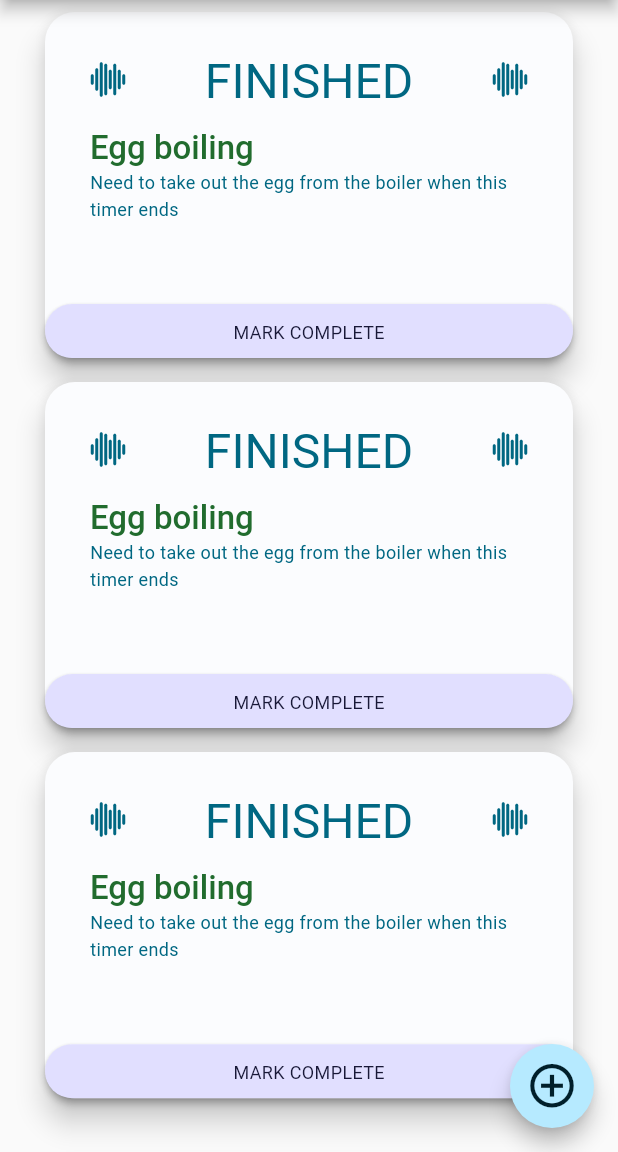
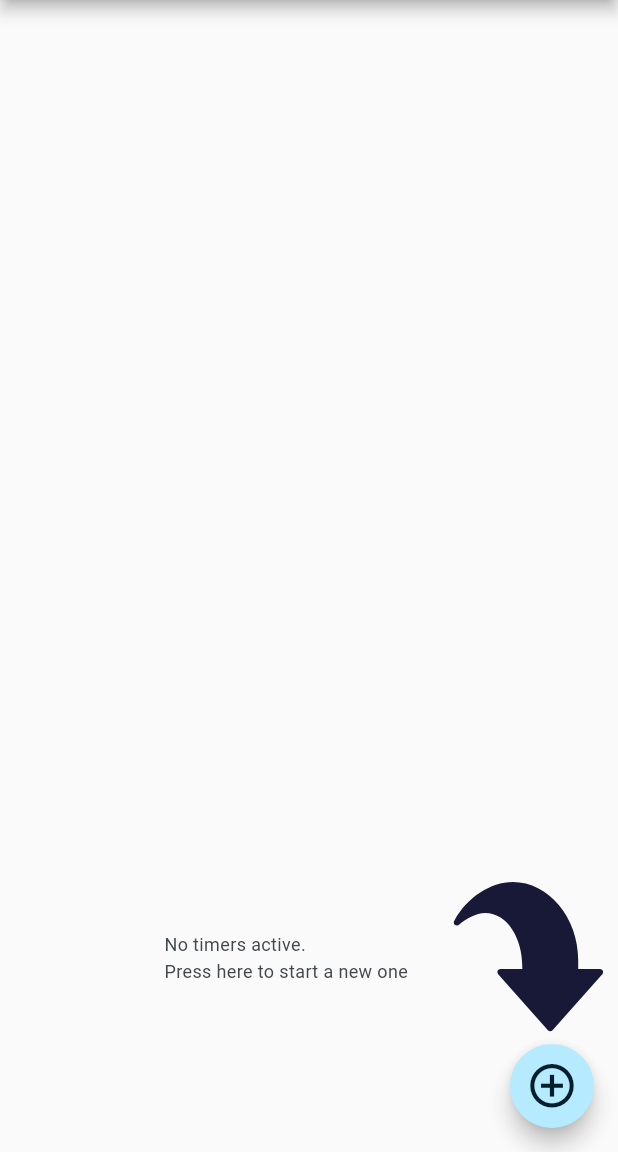
Before and after one commit to piyushjaindev/highlevel_assignment, a Flutter app: the screen it shows after launch, on a phone screen of 412 x 824 dp, the part 84-1236 px from its top. Run offline on Flutter 3.47's test engine with Material 2 defaults, Android fonts, the light colour scheme and no system bars; our stand-ins replace flutter_mobx, flutter_svg, freezed_annotation, mobx; generated files the repository leaves out were written again.

```diff
--- a/lib/main.dart
+++ b/lib/main.dart
@@ -1,6 +1,8 @@
 import 'package:flutter/material.dart';
+import 'package:provider/provider.dart';
 
 import 'screens/tasks_screen.dart';
+import 'stores/tasks_store.dart';
 import 'utils/app_theme.dart';
 
 void main() {
@@ -12,10 +14,13 @@ class MyApp extends StatelessWidget {
 
   @override
   Widget build(BuildContext context) {
-    return MaterialApp(
-      title: 'Potato Timer',
-      theme: AppTheme.theme,
-      home: const TasksScreen(),
+    return Provider(
+      create: (_) => TasksStore(),
+      child: MaterialApp(
+        title: 'Potato Timer',
+        theme: AppTheme.theme,
+        home: const TasksScreen(),
+      ),
     );
   }
 }
--- /dev/null
+++ b/lib/screens/no_task_screen.dart
@@ -0,0 +1,28 @@
+import 'package:flutter/material.dart';
+import 'package:flutter_svg/svg.dart';
+
+class NoTaskScreen extends StatelessWidget {
+  const NoTaskScreen({Key? key}) : super(key: key);
+
+  @override
+  Widget build(BuildContext context) {
+    return Column(
+      children: [
+        const Spacer(),
+        Row(
+          mainAxisAlignment: MainAxisAlignment.end,
+          children: [
+            const Text('No timers active.\nPress here to start a new one'),
+            const SizedBox(width: 30),
+            SvgPicture.asset(
+              'assets/icons/arrow.svg',
+              height: 100,
+            ),
+            const SizedBox(width: 10),
+          ],
+        ),
+        const SizedBox(height: 80),
+      ],
+    );
+  }
+}
--- a/lib/screens/tasks_screen.dart
+++ b/lib/screens/tasks_screen.dart
@@ -1,36 +1,60 @@
+import 'dart:developer';
+
 import 'package:flutter/material.dart';
+import 'package:flutter_mobx/flutter_mobx.dart';
+import 'package:provider/provider.dart';
 
+import '../stores/task_timer_store.dart';
+import '../stores/tasks_store.dart';
 import '../widgets/active_task_card.dart';
 import '../widgets/completed_task_card.dart';
 import 'add_task_screen.dart';
+import 'no_task_screen.dart';
 
 class TasksScreen extends StatelessWidget {
   const TasksScreen({Key? key}) : super(key: key);
 
   @override
   Widget build(BuildContext context) {
+    log('tasks screen rebuilding');
+    final tasksStore = context.read<TasksStore>();
     return Scaffold(
       appBar: AppBar(
         title: const Text('Potato Timer'),
       ),
-      body: CustomScrollView(
+      body: Observer(
+        builder: (context) {
+          return tasksStore.isEmpty
+              ? const NoTaskScreen()
+              : CustomScrollView(
                   slivers: [
                     SliverList(
                       delegate: SliverChildBuilderDelegate(
-              (_, __) => const CompletedTaskCard(),
-              childCount: 3,
+                        (_, index) => CompletedTaskCard(
+                          task: tasksStore.completedTasks[index],
+                        ),
+                        childCount: tasksStore.completedTasks.length,
                       ),
                     ),
+                    if (!tasksStore.isEmpty)
                       const SliverToBoxAdapter(
                         child: SizedBox(height: 25),
                       ),
                     SliverList(
                       delegate: SliverChildBuilderDelegate(
-              (_, __) => const ActiveTaskCard(),
-              childCount: 5,
+                        (_, index) => Provider.value(
+                          value: tasksStore.taskTimerStores[index],
+                          key: ValueKey(tasksStore.activeTasks[index]),
+                          child: ActiveTaskCard(
+                            task: tasksStore.activeTasks[index],
+                          ),
+                        ),
+                        childCount: tasksStore.activeTasks.length,
                       ),
                     ),
                   ],
+                );
+        },
       ),
       floatingActionButton: FloatingActionButton(
         onPressed: () {
--- a/lib/widgets/completed_task_card.dart
+++ b/lib/widgets/completed_task_card.dart
@@ -1,8 +1,14 @@
 import 'package:flutter/material.dart';
 import 'package:flutter_svg/flutter_svg.dart';
+import 'package:provider/provider.dart';
+
+import '../models/task_model.dart';
+import '../stores/tasks_store.dart';
 
 class CompletedTaskCard extends StatelessWidget {
-  const CompletedTaskCard({Key? key}) : super(key: key);
+  const CompletedTaskCard({Key? key, required this.task}) : super(key: key);
+
+  final TaskModel task;
 
   @override
   Widget build(BuildContext context) {
@@ -48,14 +54,14 @@ class CompletedTaskCard extends StatelessWidget {
                     ),
                     const SizedBox(height: 11),
                     Text(
-                      'Egg boiling',
+                      task.title,
                       style: Theme.of(context).textTheme.bodyText1,
                     ),
                     Expanded(
                       child: Padding(
                         padding: const EdgeInsets.only(right: 10),
                         child: Text(
-                          'Need to take out the egg from the boiler when this timer ends',
+                          task.description,
                           style:
                               Theme.of(context).textTheme.bodyText2!.copyWith(
                                     color: Theme.of(context).primaryColor,
@@ -68,7 +74,9 @@ class CompletedTaskCard extends StatelessWidget {
               ),
             ),
             ElevatedButton(
-              onPressed: () {},
+              onPressed: () {
+                context.read<TasksStore>().dismissTask(task);
+              },
               child: const Text('MARK COMPLETE'),
               style: ElevatedButton.styleFrom(
                 shape: RoundedRectangleBorder(
```
Also changed, not shown: lib/models/task_model.dart (added, +13 -0 lines), lib/screens/add_task_screen.dart (+20 -3 lines), lib/stores/task_timer_store.dart (added, +60 -0 lines), lib/stores/tasks_store.dart (added, +43 -0 lines), lib/widgets/active_task_card.dart (+68 -11 lines), pubspec.yaml (+9 -61 lines), assets/icons/arrow.svg (added), lib/models/task_model.freezed.dart (added), lib/stores/task_timer_store.g.dart (added), lib/stores/tasks_store.g.dart (added), pubspec.lock. Lines whose indentation alone changed are shown as unchanged.
